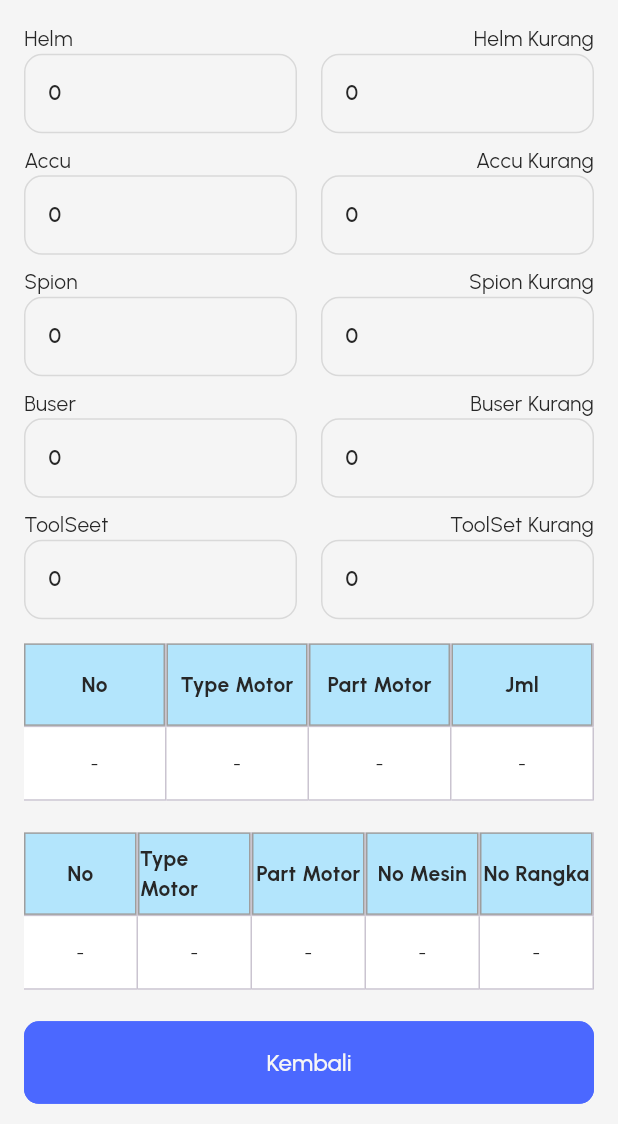
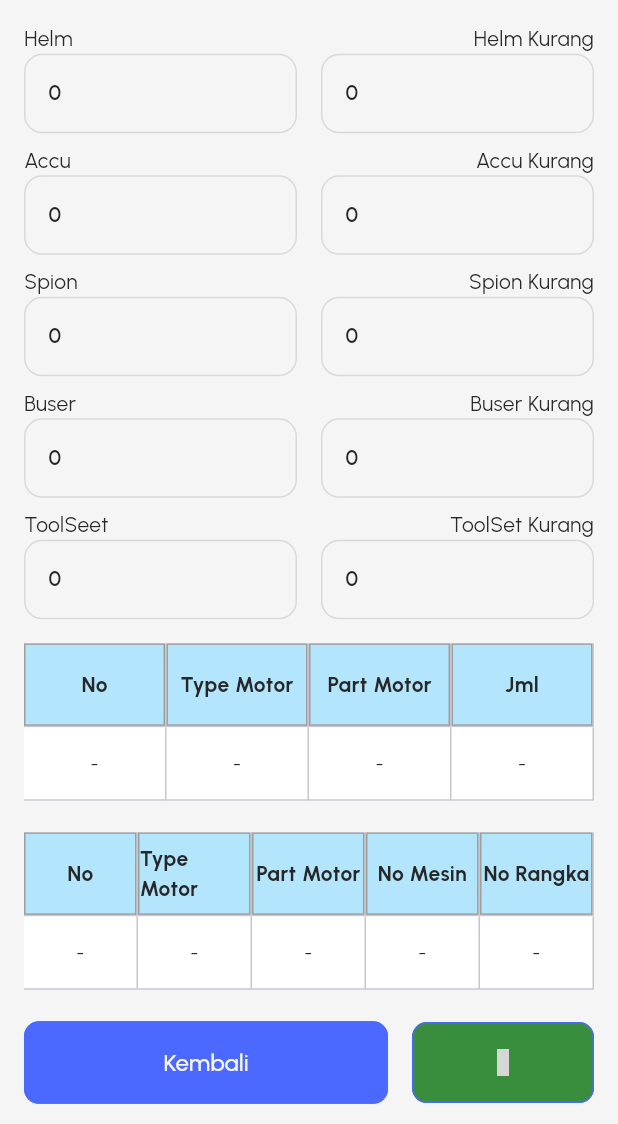
Before and after one commit to Dika-work/dooring, a Flutter app: the LihatDooring screen opened directly with empty values, scrolled down 388 dp, on a phone screen of 412 x 824 dp, the part 112-1236 px from its top. Run offline on Flutter 3.47's test engine with Material 3 defaults, Android fonts, the phone set to English and light mode, and no system bars; drawn by our look-alikes of syncfusion_flutter_datagrid; our stand-ins replace cached_network_image, connectivity_plus, dropdown_button2, dropdown_search, get, get_storage and 6 more; missing offline and left inert: excel; accounts and stored records are empty; network calls fail; grey boxes are pictures that could not be loaded.

Commit message:
penyesuaian beberapa bagian

```diff
--- a/lib/controllers/dooring/dooring_controller.dart
+++ b/lib/controllers/dooring/dooring_controller.dart
@@ -39,10 +39,11 @@ class DooringController extends GetxController {
   TextEditingController jumlahUnitController = TextEditingController();
   bool get isAdmin => roleUser == 'admin';
 
-  final statusDefect = 'Ada'.obs;
+  final statusDefect = 'Pilih Kondisi Defect'.obs;
   final Map<String, int> listStatusDefect = {
+    'Pilih Kondisi Defect': 0,
     'Ada': 1,
-    'Tidak Ada': 2,
+    'Tidak Ada': 3,
   };
 
   int get getStatusDefect => listStatusDefect[statusDefect.value] ?? 0;
--- a/lib/controllers/laporan/total_unit_controller.dart
+++ b/lib/controllers/laporan/total_unit_controller.dart
@@ -13,9 +13,12 @@ class TotalUnitController extends GetxController {
       isLoading.value = true;
       final getLaporanSamarinda =
           await samarindaRepo.fetchTotalUnitContent(tahun);
+      print('Data yang diterima di controller: $getLaporanSamarinda');
       samarindaModel.assignAll(getLaporanSamarinda);
+      print('samarindaModel setelah assignAll: $samarindaModel');
     } catch (e) {
-      throw Exception('Gagal mengambil data laporan samarinda');
+      print('Error saat fetch data: $e');
+      throw Exception('$e');
     } finally {
       isLoading.value = false;
     }
--- a/lib/models/dooring/detail_defect_model.dart
+++ b/lib/models/dooring/detail_defect_model.dart
@@ -4,6 +4,16 @@ class DetailDefectModel {
   String etd;
   String tglBongkar;
   int unit;
+  String helmL;
+  String accuL;
+  String spionL;
+  String buserL;
+  String toolSetL;
+  String helmK;
+  String accuK;
+  String spionK;
+  String buserK;
+  String toolSetK;
   int idDefect;
   int idDooring;
   String jam;
@@ -24,6 +34,16 @@ class DetailDefectModel {
     required this.etd,
     required this.tglBongkar,
     required this.unit,
+    required this.helmL,
+    required this.accuL,
+    required this.spionL,
+    required this.buserL,
+    required this.toolSetL,
+    required this.helmK,
+    required this.accuK,
+    required this.spionK,
+    required this.buserK,
+    required this.toolSetK,
     required this.idDefect,
     required this.idDooring,
     required this.jam,
@@ -46,6 +66,16 @@ class DetailDefectModel {
       etd: json['etd'] ?? '',
       tglBongkar: json['tgl_bongkar'] ?? '',
       unit: json['unit'] ?? 0,
+      helmL: json['helm_l'] ?? 0,
+      accuL: json['accu_l'] ?? 0,
+      spionL: json['spion_l'] ?? 0,
+      buserL: json['buser_l'] ?? 0,
+      toolSetL: json['toolset_l'] ?? 0,
+      helmK: json['helm_k'] ?? 0,
+      accuK: json['accu_k'] ?? 0,
+      spionK: json['spion_k'] ?? 0,
+      buserK: json['buser_k'] ?? 0,
+      toolSetK: json['toolset_k'] ?? 0,
       idDefect: json['id_defect'] ?? 0,
       idDooring: json['id_dooring'] ?? 0,
       jam: json['jam'] ?? '',
--- a/lib/repository/laporan/jumlah_defect_repo.dart
+++ b/lib/repository/laporan/jumlah_defect_repo.dart
@@ -10,7 +10,7 @@ class JumlahDefectRepository {
 
   Future<List<JumlahDefectModel>> fetchTotalUnitContent(int tahun) async {
     final response = await http.get(Uri.parse(
-        '${storageUtil.baseURL}/laporan.php?action=total_deffect&tahun=$tahun'));
+        '${storageUtil.baseURL}/laporan.php?action=total_defect&tahun=$tahun'));
     if (response.statusCode == 200) {
       Iterable list = json.decode(response.body);
       print('ini hasil dari laporan samarinda : ${list.toList()}');
--- a/lib/screens/dooring/lihat_dooring.dart
+++ b/lib/screens/dooring/lihat_dooring.dart
@@ -1,5 +1,6 @@
 import 'package:flutter/material.dart';
 import 'package:get/get.dart';
+import 'package:iconsax/iconsax.dart';
 import 'package:syncfusion_flutter_datagrid/datagrid.dart';
 
 import '../../controllers/dooring/kapal_controller.dart';
@@ -428,8 +429,25 @@ class LihatDooring extends StatelessWidget {
             }
           }),
           const SizedBox(height: CustomSize.spaceBtwItems),
-          ElevatedButton(
-              onPressed: () => Get.back(), child: const Text('Kembali'))
+          Row(
+            children: [
+              Expanded(
+                flex: 2,
+                child: ElevatedButton(
+                    onPressed: () => Get.back(), child: const Text('Kembali')),
+              ),
+              const SizedBox(width: CustomSize.md),
+              Expanded(
+                flex: 1,
+                child: ElevatedButton(
+                    onPressed: () =>
+                        controller.downloadExcelForDooring(model.idDooring),
+                    style: ElevatedButton.styleFrom(
+                        backgroundColor: AppColors.success),
+                    child: const Icon(Iconsax.document_download)),
+              ),
+            ],
+          )
         ],
       ),
     );
--- a/lib/screens/laporan/total_unit.dart
+++ b/lib/screens/laporan/total_unit.dart
@@ -72,9 +72,13 @@ class _TotalUnitState extends State<TotalUnit> {
       );
     }
     try {
+      print('Memulai pengambilan data di _fetchDataAndRefreshSource');
       await controller.fetchTotalUnitData(int.parse(selectedYear));
       await jumlahDefectController.fetchTotalUnitData(int.parse(selectedYear));
+      print('Data berhasil diambil');
     } catch (e) {
+      print('Error saat fetch data di _fetchDataAndRefreshSource: $e');
+
       controller.samarindaModel.assignAll(
           _generateDefaultData()); // Jika gagal ambil data, gunakan data default
       jumlahDefectController.samarindaModel.assignAll(_generateDefaultDefect());
@@ -184,7 +188,7 @@ class _TotalUnitState extends State<TotalUnit> {
           onPressed: () => Get.back(),
           icon: const Icon(Icons.arrow_back_ios),
         ),
-        title: Text('Total Unit',
+        title: Text('Laporan Total Unit',
             style: Theme.of(context).textTheme.headlineMedium),
         centerTitle: true,
       ),
--- a/lib/screens/semua data/lihat_semua_dooring.dart
+++ b/lib/screens/semua data/lihat_semua_dooring.dart
@@ -440,6 +440,8 @@ class LihatSemuaDooring extends StatelessWidget {
                 child: ElevatedButton(
                     onPressed: () =>
                         controller.downloadExcelForDooring(model.idDooring),
+                    style: ElevatedButton.styleFrom(
+                        backgroundColor: AppColors.success),
                     child: const Icon(Iconsax.document_download)),
               ),
             ],
```
Also changed, not shown: lib/controllers/dooring/kapal_controller.dart (+20 -0 lines), lib/screens/dooring/dooring.dart (+29 -16 lines), lib/screens/laporan/defect.dart (+34 -5 lines), lib/screens/semua data/semua_dooring.dart (+6 -6 lines), lib/screens/semua data/tambah_semua_dooring.dart (+6 -7 lines), lib/utils/source/laporan/laporan_defect_source.dart (+10 -5 lines).
